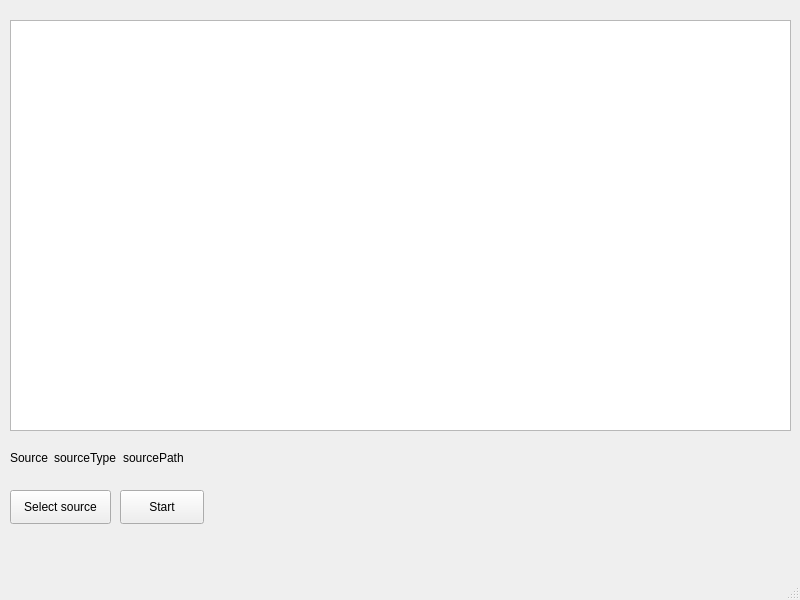
First picture: the form in client/mainwindow.ui, repository nikedlab/CrazyScanner, before the edit.
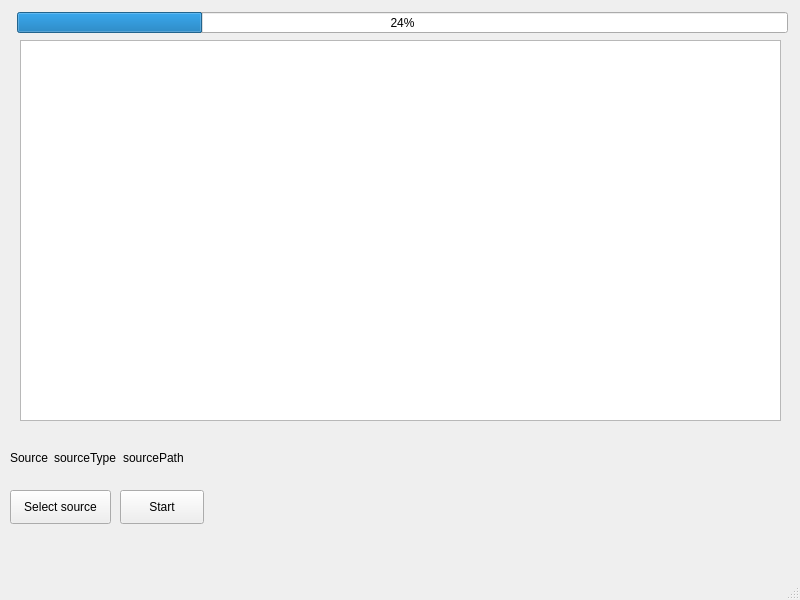
Second picture: the form after the edit.

Patch:
```diff
--- a/client/mainwindow.ui
+++ b/client/mainwindow.ui
@@ -27,16 +27,6 @@
      <string>Select source</string>
     </property>
    </widget>
-   <widget class="QListView" name="listView">
-    <property name="geometry">
-     <rect>
-      <x>10</x>
-      <y>20</y>
-      <width>781</width>
-      <height>411</height>
-     </rect>
-    </property>
-   </widget>
    <widget class="QWidget" name="horizontalLayoutWidget">
     <property name="geometry">
      <rect>
@@ -104,6 +94,29 @@
      <string>Start</string>
     </property>
    </widget>
+   <widget class="QProgressBar" name="progressBar">
+    <property name="geometry">
+     <rect>
+      <x>17</x>
+      <y>12</y>
+      <width>771</width>
+      <height>21</height>
+     </rect>
+    </property>
+    <property name="value">
+     <number>24</number>
+    </property>
+   </widget>
+   <widget class="QTableWidget" name="tableWidget">
+    <property name="geometry">
+     <rect>
+      <x>20</x>
+      <y>40</y>
+      <width>761</width>
+      <height>381</height>
+     </rect>
+    </property>
+   </widget>
   </widget>
   <widget class="QMenuBar" name="menubar">
    <property name="geometry">
```
Left out of the diff: 2 changed lines with no effect on the pictures.
